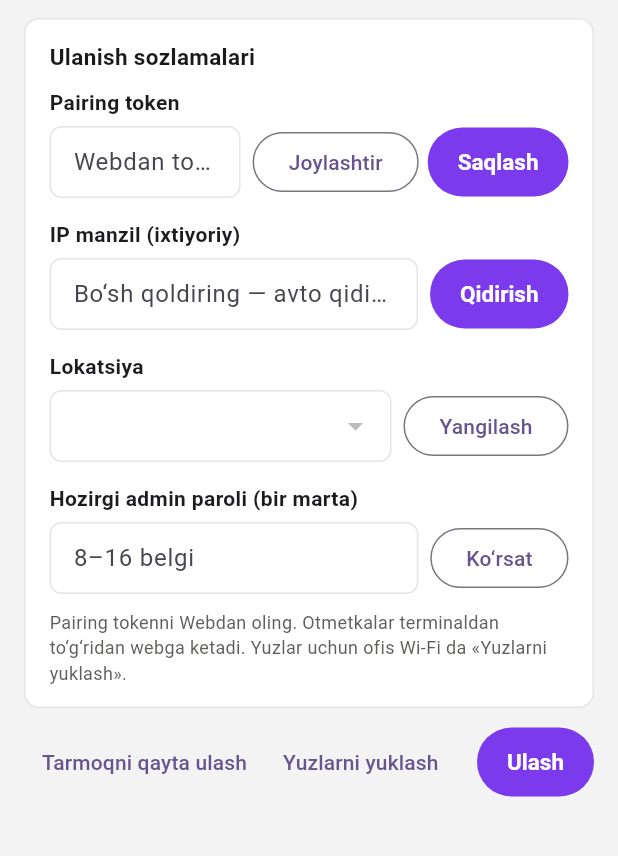
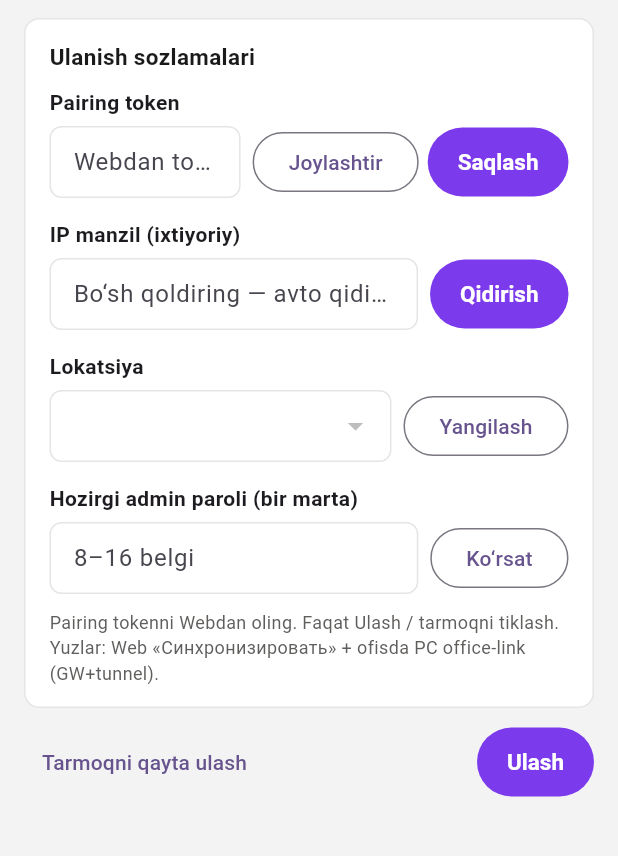
Before and after one commit to Unknown0223/HR_HUB, a Flutter app: the screen it shows after launch, on a phone screen of 412 x 824 dp, the part 309-1165 px from its top. Run offline on Flutter 3.47's test engine with Material 3 defaults, Android fonts, the phone set to English and light mode, and no system bars; our stand-ins replace dio, flutter_riverpod, flutter_secure_storage, geolocator, go_router, google_fonts and 4 more; missing offline and left inert: mobile_scanner, network_info_plus.

Commit message:
Route face sync through PC GW instead of phone upload.
Web sync always runs gateway waves; Link apps are Ulash/reconnect only.

Co-authored-by: Cursor <cursoragent@cursor.com>

```diff
--- a/apps/office-link-mobile/lib/core/provision/provision_engine.dart
+++ b/apps/office-link-mobile/lib/core/provision/provision_engine.dart
@@ -345,14 +345,14 @@ class ProvisionEngine {
         ? '4/4 Parol terminalga o‘rnatildi — Webda tasdiqlang'
         : '4/4 Ulandi');
     emit(
-      'Otmetkalar: terminal → web. Yuzlar: ofis Wi‑Fi da «Yuzlarni yuklash».',
+      'Otmetkalar: terminal → web. Yuzlar: Web «Синхронизировать» + PC GW+tunnel.',
     );
 
     return SubmitResult(
       kind: 'linked',
       message: needsConfirm
-          ? 'Web tasdiq kutilmoqda. Otmetkalar webga ketadi; yuzlar uchun «Yuzlarni yuklash».'
-          : 'Ulandi. Otmetkalar to‘g‘ridan webga; yuzlar — ofis Wi‑Fi da Link.',
+          ? 'Web tasdiq kutilmoqda. Otmetkalar webga. Yuzlar: Web sync + PC GW+tunnel.'
+          : 'Ulandi. Otmetkalar to‘g‘ridan webga; yuzlar — Web sync + PC office-link.',
       device: {
         'id': deviceId,
         'host': host,
--- a/apps/office-link-mobile/lib/features/link/link_screen.dart
+++ b/apps/office-link-mobile/lib/features/link/link_screen.dart
@@ -48,7 +48,7 @@ class _LinkScreenState extends ConsumerState<LinkScreen> {
   String _detectLine = '';
   String _alert = '';
   String _note =
-      'Pairing tokenni Webdan oling. Otmetkalar terminaldan to‘g‘ridan webga ketadi. Yuzlar uchun ofis Wi‑Fi da «Yuzlarni yuklash».';
+      'Pairing tokenni Webdan oling. Faqat Ulash / tarmoqni tiklash. Yuzlar: Web «Синхронизировать» + ofisda PC office-link (GW+tunnel).';
 
   List<Map<String, dynamic>> _locations = [];
   String? _locationId;
@@ -306,7 +306,7 @@ class _LinkScreenState extends ConsumerState<LinkScreen> {
             ? 'Parol terminalga o‘rnatildi va serverga yuborildi. Web → bildirishnoma / Устройства → «Подтвердить привязку».'
             : 'Ulanish mustahkamlandi.';
         _note = needs
-            ? 'Keyingi qadam: Webda «Подтвердить привязку». Otmetkalar webga ketadi; yuzlar — «Yuzlarni yuklash».'
+            ? 'Keyingi qadam: Webda «Подтвердить привязку». Keyin yuzlar: Web sync + PC GW+tunnel.'
             : 'Ulandi. Yangi parolni Web → Устройства sahifasida ko‘ring.';
       });
       if (needs) {
@@ -356,7 +356,7 @@ class _LinkScreenState extends ConsumerState<LinkScreen> {
         _status = 'Ulanish mustahkamlandi';
         _setBadge('ULANDI', tone: 'ok');
         _alert =
-            'Web tasdiqlandi. Otmetkalar to‘g‘ridan webga. Yuzlar: ofis Wi‑Fi da «Yuzlarni yuklash»${info['deviceName'] != null ? ' (${info['deviceName']})' : ''}.';
+            'Web tasdiqlandi. Otmetkalar to‘g‘ridan webga. Yuzlar: Web «Синхронизировать» + PC office-link${info['deviceName'] != null ? ' (${info['deviceName']})' : ''}.';
         _note =
             'Webda «Подтвердить привязку» bajarildi. Parol: Web → Устройства → Показать.';
       });
@@ -367,7 +367,7 @@ class _LinkScreenState extends ConsumerState<LinkScreen> {
             title: const Text('Tasdiqlandi'),
             content: const Text(
               'Web admin ulanishni tasdiqladi.\n\n'
-              'Otmetkalar terminaldan webga. Yangi yuzlar uchun shu yerda «Yuzlarni yuklash».',
+              'Otmetkalar terminaldan webga. Yuzlar: Web «Синхронизировать» (ofisda PC office-link GW+tunnel).',
             ),
             actions: [
               FilledButton(onPressed: () => Navigator.pop(ctx), child: const Text('OK')),
@@ -426,7 +426,7 @@ class _LinkScreenState extends ConsumerState<LinkScreen> {
           _setBadge('YANGILANDI', tone: 'ok');
           _alert = 'Host yangilandi; otmetkalar → web.';
           _note =
-              'Web tasdiqlangan. Otmetkalar to‘g‘ridan webga. Yuzlar: «Yuzlarni yuklash».';
+              'Web tasdiqlangan. Otmetkalar to‘g‘ridan webga. Yuzlar: Web sync + PC GW+tunnel.';
         });
       } else {
         setState(() {
@@ -714,10 +714,6 @@ class _LinkScreenState extends ConsumerState<LinkScreen> {
                     onPressed: _busy ? null : _reconnect,
                     child: const Text('Tarmoqni qayta ulash'),
                   ),
-                  TextButton(
-                    onPressed: _busy ? null : _pushFaces,
-                    child: const Text('Yuzlarni yuklash'),
-                  ),
                   const Spacer(),
                   FilledButton(
                     onPressed: _busy ? null : _ulash,
```
Also changed, not shown: 5 other files.
